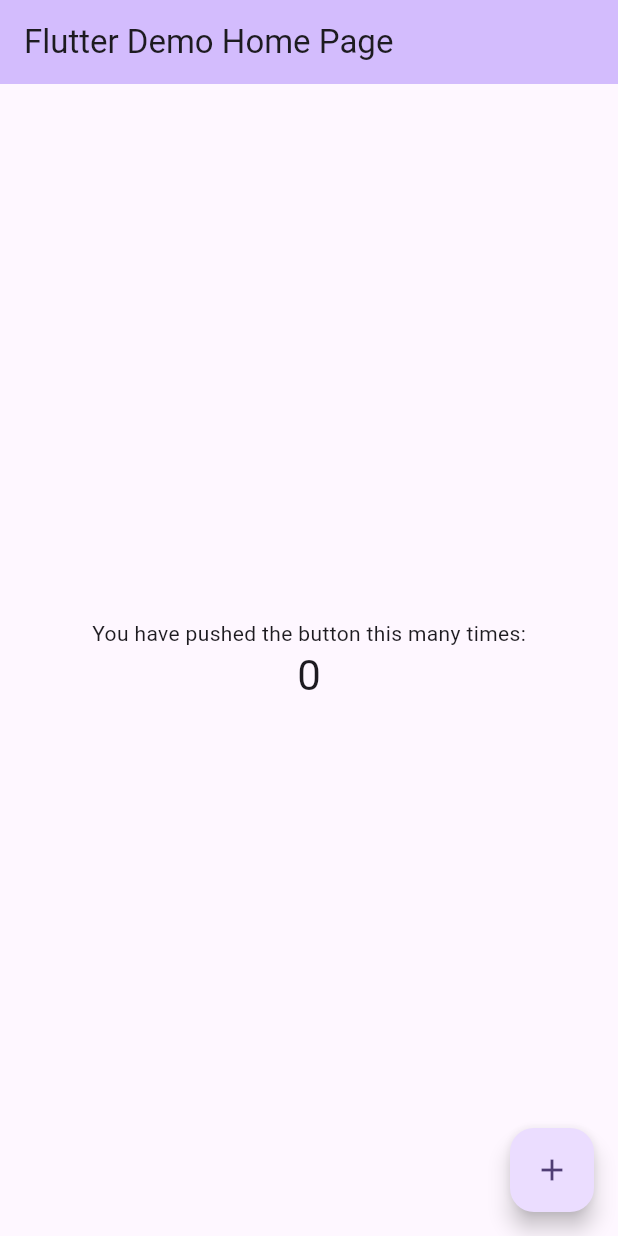
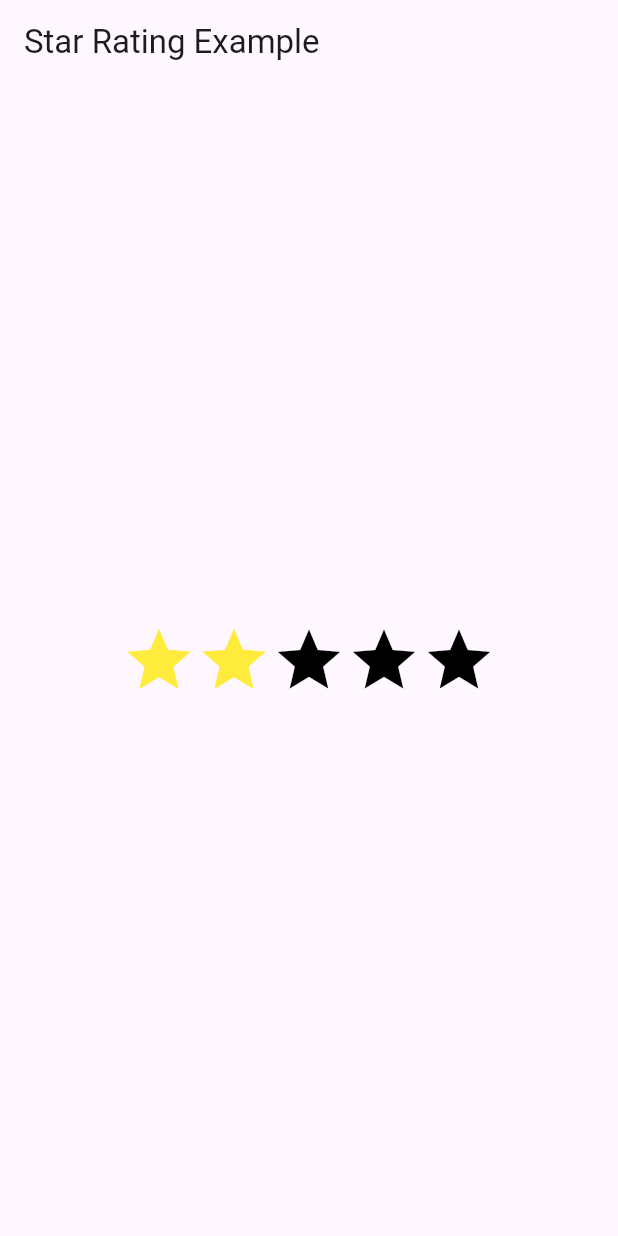
Before and after one commit to Md-Rahatil/flutter_1st_Project, a Flutter app: the screen it shows after launch, on a phone screen of 412 x 824 dp. Run offline on Flutter 3.47's test engine with Material 3 defaults, Android fonts, the phone set to English and light mode, and no system bars.

Commit message:
lab5 star project

```diff
--- a/lib/main.dart
+++ b/lib/main.dart
@@ -1,125 +1,40 @@
 import 'package:flutter/material.dart';
 
 void main() {
-  runApp(const MyApp());
+  runApp(MyApp());
 }
 
 class MyApp extends StatelessWidget {
-  const MyApp({super.key});
-
-  // This widget is the root of your application.
   @override
   Widget build(BuildContext context) {
     return MaterialApp(
-      title: 'Flutter Demo',
-      theme: ThemeData(
-        // This is the theme of your application.
-        //
-        // TRY THIS: Try running your application with "flutter run". You'll see
-        // the application has a purple toolbar. Then, without quitting the app,
-        // try changing the seedColor in the colorScheme below to Colors.green
-        // and then invoke "hot reload" (save your changes or press the "hot
-        // reload" button in a Flutter-supported IDE, or press "r" if you used
-        // the command line to start the app).
-        //
-        // Notice that the counter didn't reset back to zero; the application
-        // state is not lost during the reload. To reset the state, use hot
-        // restart instead.
-        //
-        // This works for code too, not just values: Most code changes can be
-        // tested with just a hot reload.
-        colorScheme: ColorScheme.fromSeed(seedColor: Colors.deepPurple),
-        useMaterial3: true,
-      ),
-      home: const MyHomePage(title: 'Flutter Demo Home Page'),
+      home: MainPage(),
     );
   }
 }
 
-class MyHomePage extends StatefulWidget {
-  const MyHomePage({super.key, required this.title});
-
-  // This widget is the home page of your application. It is stateful, meaning
-  // that it has a State object (defined below) that contains fields that affect
-  // how it looks.
-
-  // This class is the configuration for the state. It holds the values (in this
-  // case the title) provided by the parent (in this case the App widget) and
-  // used by the build method of the State. Fields in a Widget subclass are
-  // always marked "final".
-
-  final String title;
-
-  @override
-  State<MyHomePage> createState() => _MyHomePageState();
-}
-
-class _MyHomePageState extends State<MyHomePage> {
-  int _counter = 0;
-
-  void _incrementCounter() {
-    setState(() {
-      // This call to setState tells the Flutter framework that something has
-      // changed in this State, which causes it to rerun the build method below
-      // so that the display can reflect the updated values. If we changed
-      // _counter without calling setState(), then the build method would not be
-      // called again, and so nothing would appear to happen.
-      _counter++;
-    });
-  }
-
+class MainPage extends StatelessWidget {
   @override
   Widget build(BuildContext context) {
-    // This method is rerun every time setState is called, for instance as done
-    // by the _incrementCounter method above.
-    //
-    // The Flutter framework has been optimized to make rerunning build methods
-    // fast, so that you can just rebuild anything that needs updating rather
-    // than having to individually change instances of widgets.
     return Scaffold(
       appBar: AppBar(
-        // TRY THIS: Try changing the color here to a specific color (to
-        // Colors.amber, perhaps?) and trigger a hot reload to see the AppBar
-        // change color while the other colors stay the same.
-        backgroundColor: Theme.of(context).colorScheme.inversePrimary,
-        // Here we take the value from the MyHomePage object that was created by
-        // the App.build method, and use it to set our appbar title.
-        title: Text(widget.title),
+        title: Text('Star Rating Example'),
       ),
       body: Center(
-        // Center is a layout widget. It takes a single child and positions it
-        // in the middle of the parent.
-        child: Column(
-          // Column is also a layout widget. It takes a list of children and
-          // arranges them vertically. By default, it sizes itself to fit its
-          // children horizontally, and tries to be as tall as its parent.
-          //
-          // Column has various properties to control how it sizes itself and
-          // how it positions its children. Here we use mainAxisAlignment to
-          // center the children vertically; the main axis here is the vertical
-          // axis because Columns are vertical (the cross axis would be
-          // horizontal).
-          //
-          // TRY THIS: Invoke "debug painting" (choose the "Toggle Debug Paint"
-          // action in the IDE, or press "p" in the console), to see the
-          // wireframe for each widget.
+        child: Row(
           mainAxisAlignment: MainAxisAlignment.center,
-          children: <Widget>[
-            const Text(
-              'You have pushed the button this many times:',
-            ),
-            Text(
-              '$_counter',
-              style: Theme.of(context).textTheme.headlineMedium,
-            ),
-          ],
+          children: List.generate(5, (index) {
+            // Color logic for stars
+            Color starColor = index < 2 ? Colors.yellow : Colors.black;
+
+            return Icon(
+              Icons.star,
+              color: starColor,
+              size: 50,
+            );
+          }),
         ),
       ),
-      floatingActionButton: FloatingActionButton(
-        onPressed: _incrementCounter,
-        tooltip: 'Increment',
-        child: const Icon(Icons.add),
-      ), // This trailing comma makes auto-formatting nicer for build methods.
     );
   }
 }
```
